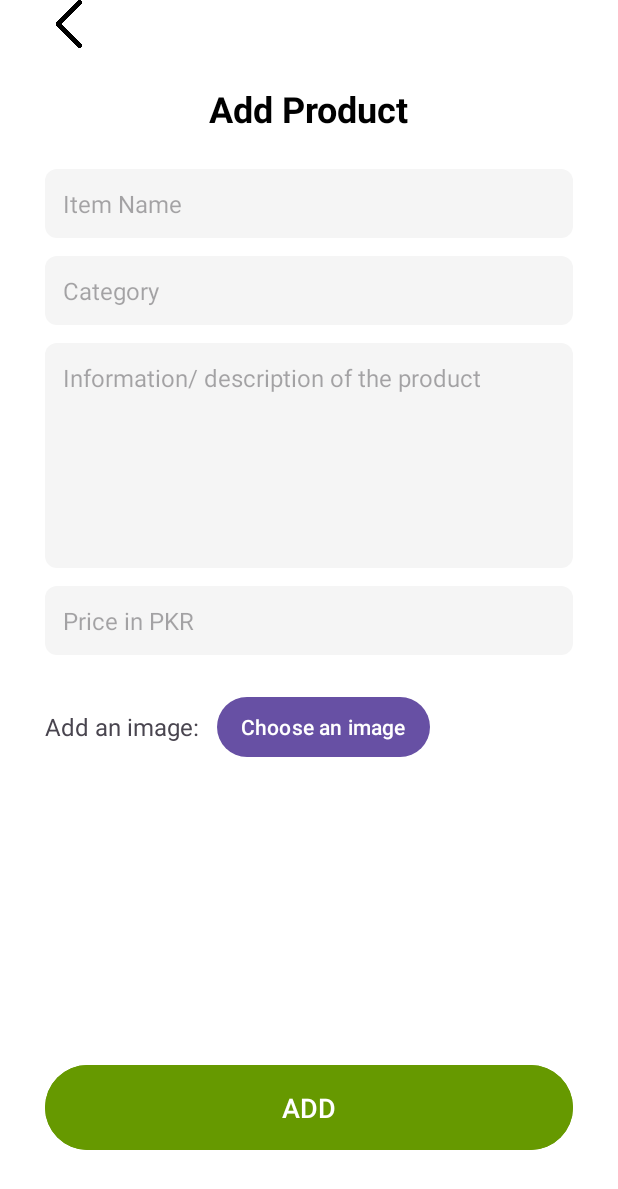
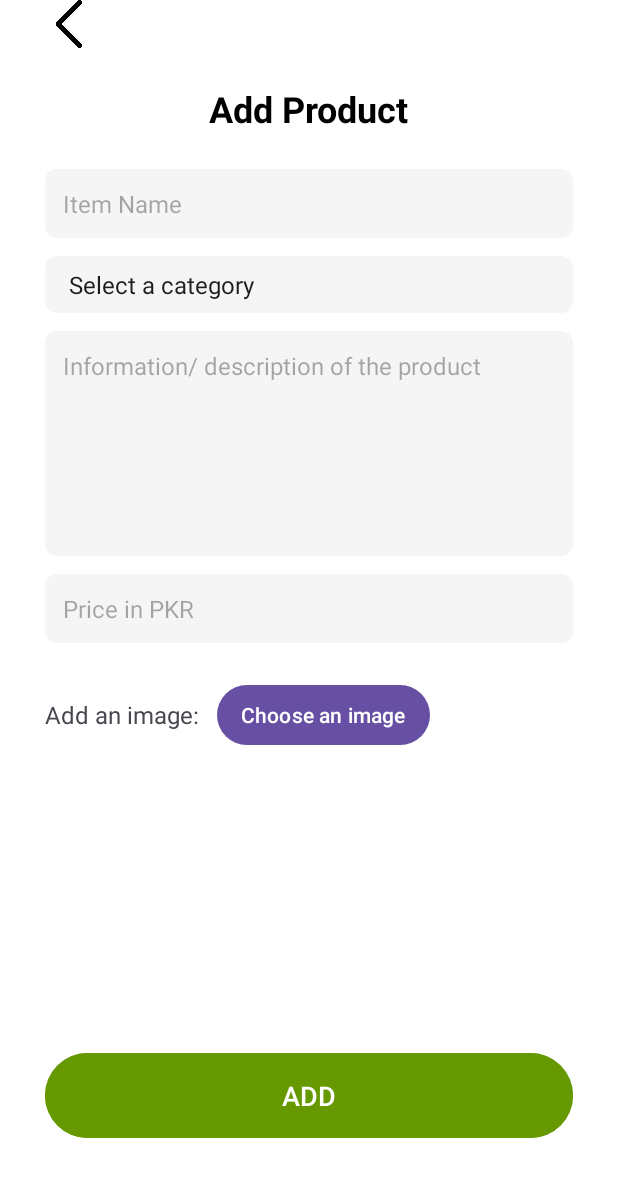
Before and after one commit to Hammad-Amer/Marketplace, an Android app: the AddProducts screen opened directly, with no data from a screen before it, after a tap on "ADD", on a phone screen of 412 x 824 dp. Shown: the top 1189 px of the screen. Run offline under Robolectric (Android 15) with nearby library versions, the phone set to English and light mode, and no system bars; our stand-ins replace Volley; network calls fail.

Commit message:
Category Filtering Added

```diff
--- a/app/src/main/java/com/shayaankhalid/marketplace/AddProducts.kt
+++ b/app/src/main/java/com/shayaankhalid/marketplace/AddProducts.kt
@@ -3,6 +3,7 @@ package com.shayaankhalid.marketplace
 import android.app.Activity
 import android.content.Intent
 import android.graphics.Bitmap
+import android.graphics.Color
 import android.net.Uri
 import android.os.Bundle
 import android.provider.MediaStore
@@ -18,24 +19,25 @@ import java.io.ByteArrayOutputStream
 class AddProducts : AppCompatActivity() {
 
     private lateinit var inputName: EditText
-    private lateinit var inputCategory: EditText
     private lateinit var inputDescription: EditText
     private lateinit var inputPrice: EditText
+    private lateinit var categorySpinner: Spinner // 🔁 Spinner instead of EditText
     private lateinit var buttonAdd: Button
     private lateinit var buttonChooseImage: Button
     private lateinit var imagePreview: ImageView
 
     private var base64Image: String? = null
     private val PICK_IMAGE_REQUEST = 1
+    private lateinit var selectedCategory: String
 
     override fun onCreate(savedInstanceState: Bundle?) {
         super.onCreate(savedInstanceState)
         setContentView(R.layout.activity_add_products)
 
         inputName = findViewById(R.id.input_name)
-        inputCategory = findViewById(R.id.category)
         inputDescription = findViewById(R.id.input_description)
         inputPrice = findViewById(R.id.input_price)
+        categorySpinner = findViewById(R.id.spinner_category) // 🔁 find Spinner
         buttonAdd = findViewById(R.id.button_add)
         buttonChooseImage = findViewById(R.id.button_choose_image)
         imagePreview = findViewById(R.id.image_preview)
@@ -43,6 +45,8 @@ class AddProducts : AppCompatActivity() {
         findViewById<ImageView>(R.id.back_arrow).setOnClickListener {
             finish()
         }
+
+        setupSpinner() // 🔁 set up category dropdown
 
         buttonChooseImage.setOnClickListener {
             val intent = Intent(Intent.ACTION_PICK, MediaStore.Images.Media.EXTERNAL_CONTENT_URI)
@@ -54,19 +58,52 @@ class AddProducts : AppCompatActivity() {
         }
     }
 
+    private fun setupSpinner() {
+        val categories = listOf(
+            "Select a category",
+            "Laptops",
+            "Mobiles",
+            "Tablets",
+            "Watches",
+            "Cameras",
+            "Headphones",
+            "Accessories",
+            "Gaming Consoles",
+            "Printers",
+            "Peripherals",
+            "Others"
+        )
+        val adapter = object : ArrayAdapter<String>(
+            this,
+            android.R.layout.simple_spinner_item,
+            categories
+        ) {
+            override fun isEnabled(position: Int): Boolean = position != 0
+
+            override fun getDropDownView(position: Int, convertView: android.view.View?, parent: android.view.ViewGroup): android.view.View {
+                val view = super.getDropDownView(position, convertView, parent)
+                (view as TextView).setTextColor(if (position == 0) Color.GRAY else Color.BLACK)
+                return view
+            }
+        }
+
+        adapter.setDropDownViewResource(android.R.layout.simple_spinner_dropdown_item)
+        categorySpinner.adapter = adapter
+    }
+
     private fun submitProduct() {
         val sharedPref = getSharedPreferences("Marketplace", MODE_PRIVATE)
         val userId = sharedPref.getInt("user_id", -1)
 
         val name = inputName.text.toString().trim()
-        val category = inputCategory.text.toString().trim()
+        selectedCategory = categorySpinner.selectedItem.toString()
         val description = inputDescription.text.toString().trim()
         val priceText = inputPrice.text.toString().trim()
         val price = priceText.toDoubleOrNull()
 
-        Log.d("AddProduct", "Collected inputs: userId=$userId, name=$name, category=$category, description=$description, priceText=$priceText, price=$price, hasImage=${base64Image != null}")
+        Log.d("AddProduct", "Collected inputs: userId=$userId, name=$name, category=$selectedCategory, description=$description, priceText=$priceText, price=$price, hasImage=${base64Image != null}")
 
-        if (name.isEmpty() || category.isEmpty() || description.isEmpty() || priceText.isEmpty() || price == null || base64Image == null) {
+        if (name.isEmpty() || selectedCategory == "Select a category" || description.isEmpty() || priceText.isEmpty() || price == null || base64Image == null) {
             Toast.makeText(this, "Please fill all fields correctly and choose an image", Toast.LENGTH_SHORT).show()
             Log.d("AddProduct", "Validation failed: some fields are empty or invalid")
             return
@@ -107,7 +144,7 @@ class AddProducts : AppCompatActivity() {
                 params["name"] = name
                 params["description"] = description
                 params["price"] = price.toString()
-                params["category"] = category
+                params["category"] = selectedCategory
                 params["image"] = base64Image ?: ""
                 Log.d("AddProduct", "POST params: $params")
                 return params
@@ -116,7 +153,6 @@ class AddProducts : AppCompatActivity() {
 
         Volley.newRequestQueue(this).add(stringRequest)
     }
-
 
     override fun onActivityResult(requestCode: Int, resultCode: Int, data: Intent?) {
         super.onActivityResult(requestCode, resultCode, data)
--- a/app/src/main/res/layout/activity_add_products.xml
+++ b/app/src/main/res/layout/activity_add_products.xml
@@ -45,15 +45,13 @@
             />
 
 
-        <EditText
-            android:id="@+id/category"
+        <Spinner
+            android:id="@+id/spinner_category"
             android:layout_width="match_parent"
             android:layout_height="wrap_content"
-            android:hint="Category"
             android:layout_marginTop="12dp"
             android:background="@drawable/edit_text_bg"
-            android:textSize="16sp"
-            android:padding="12dp" />
+            android:padding="8dp" />
 
         <EditText
             android:id="@+id/input_description"
```
Also changed, not shown: app/src/main/java/com/shayaankhalid/marketplace/HomeScreen.kt (+55 -13 lines).
